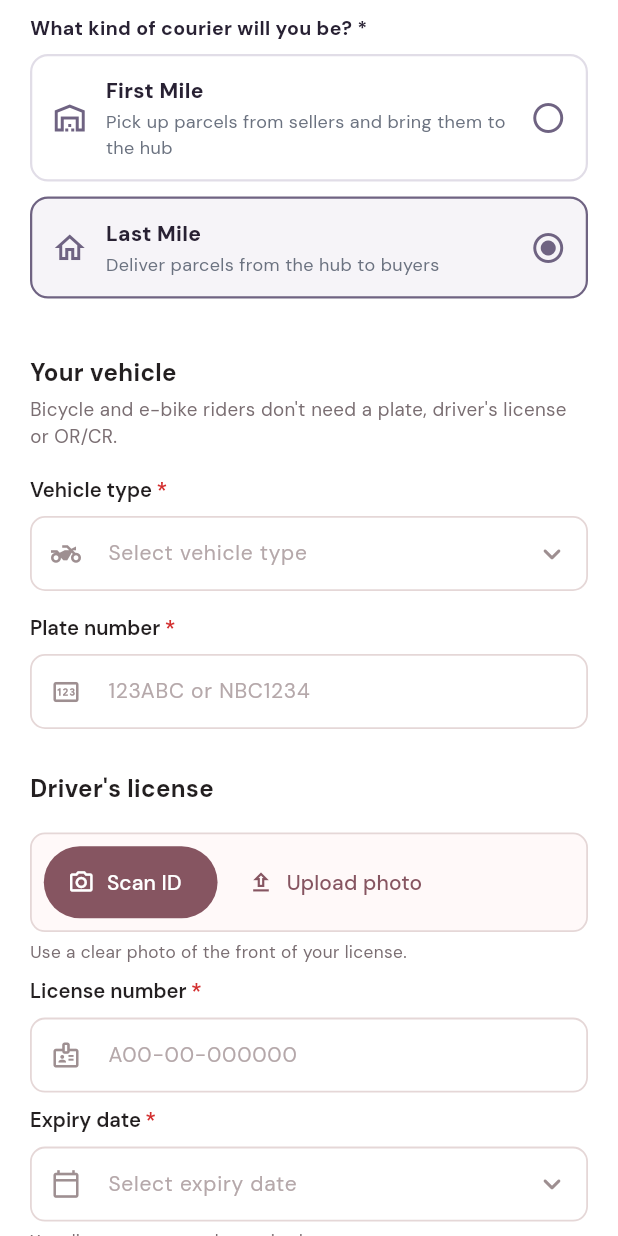
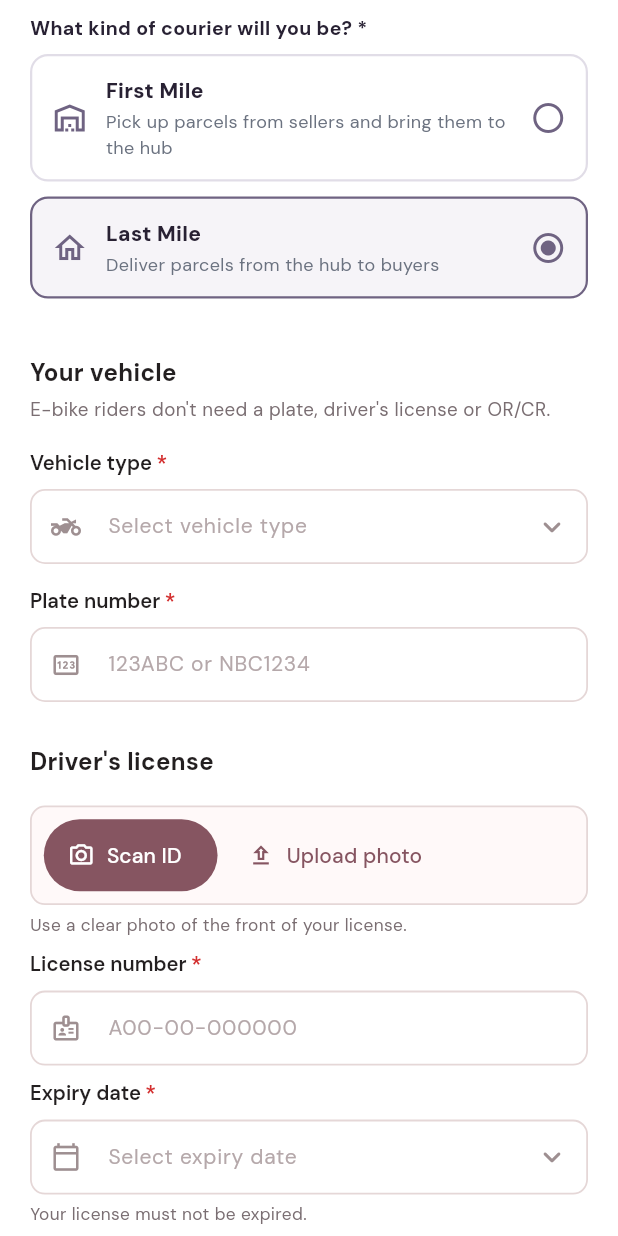
Before and after one commit to jessicabajamundi/cartzy, a Flutter app: the RiderRegistration screen opened directly with empty values, scrolled down 1152 dp, on a phone screen of 412 x 824 dp. Run offline on Flutter 3.47's test engine with Material 3 defaults, Android fonts, the phone set to English and light mode, and no system bars; our stand-ins replace camera, google_fonts, google_sign_in, image_picker, shared_preferences; missing offline and left inert: google_mlkit_text_recognition, mobile_scanner; accounts and stored records are empty; network calls fail.

Commit message:
Rider sign-up: couriers pick car, van or truck; riders pick motorcycle, tricycle or e-bike

```diff
--- a/lib/rider/rider_registration.dart
+++ b/lib/rider/rider_registration.dart
@@ -78,15 +78,14 @@ class _RiderRegistrationState extends State<RiderRegistration> {
 
   // ── Step 1: Your vehicle ──
   String _selectedVehicle = '';
-  static const List<String> vehicleOptions = [
-    'Motorcycle',
-    'Bicycle',
-    'E-bike',
-    'Tricycle',
-    'Car',
-    'Van',
-    'Truck',
-  ];
+  // Couriers (first mile) haul with a car, van or truck; riders (last mile) ride a motorcycle, tricycle or e-bike.
+  // Keep in step with Rider::VEHICLE_TYPES on the server.
+  static const Map<String, List<String>> vehicleOptionsByCourierType = {
+    'first_mile': ['Car', 'Van', 'Truck'],
+    'last_mile': ['Motorcycle', 'Tricycle', 'E-bike'],
+  };
+  List<String> get _vehicleOptions =>
+      vehicleOptionsByCourierType[_courierType] ?? vehicleOptionsByCourierType['last_mile']!;
   final _plateNumberController = TextEditingController();
 
   // ── Step 1: Driver's license ──
@@ -164,9 +163,8 @@ class _RiderRegistrationState extends State<RiderRegistration> {
     return null;
   }
 
-  /// Bicycle and e-bike riders don't need a plate, license or OR/CR.
-  bool get _isNonMotorized =>
-      _selectedVehicle == 'Bicycle' || _selectedVehicle == 'E-bike';
+  /// E-bike riders don't need a plate, license or OR/CR.
+  bool get _isNonMotorized => _selectedVehicle == 'E-bike';
 
   @override
   void dispose() {
@@ -884,7 +882,11 @@ class _RiderRegistrationState extends State<RiderRegistration> {
             selected: _courierType == value,
             button: true,
             child: InkWell(
-              onTap: () => setState(() => _courierType = value),
+              onTap: () => setState(() {
+                _courierType = value;
+                // A vehicle picked for the other type isn't allowed for this one.
+                if (!_vehicleOptions.contains(_selectedVehicle)) _selectedVehicle = '';
+              }),
               borderRadius: BorderRadius.circular(12),
               child: AnimatedContainer(
                 duration: const Duration(milliseconds: 160),
@@ -1199,13 +1201,16 @@ class _RiderRegistrationState extends State<RiderRegistration> {
         const SizedBox(height: 28),
 
         // ── 3. Your vehicle ──
-        _buildSectionHeader('Your vehicle',
-            "Bicycle and e-bike riders don't need a plate, driver's license or OR/CR."),
+        _buildSectionHeader(
+            'Your vehicle',
+            _vehicleOptions.contains('E-bike')
+                ? "E-bike riders don't need a plate, driver's license or OR/CR."
+                : 'What you will use to pick up parcels.'),
         RegistrationDropdown(
           label: 'Vehicle type *',
           icon: Icons.two_wheeler_outlined,
           selectedValue: _selectedVehicle,
-          options: vehicleOptions,
+          options: _vehicleOptions,
           showSearch: false,
           isError: _vehicleError,
           errorMessage: 'Please select your vehicle type',
```
